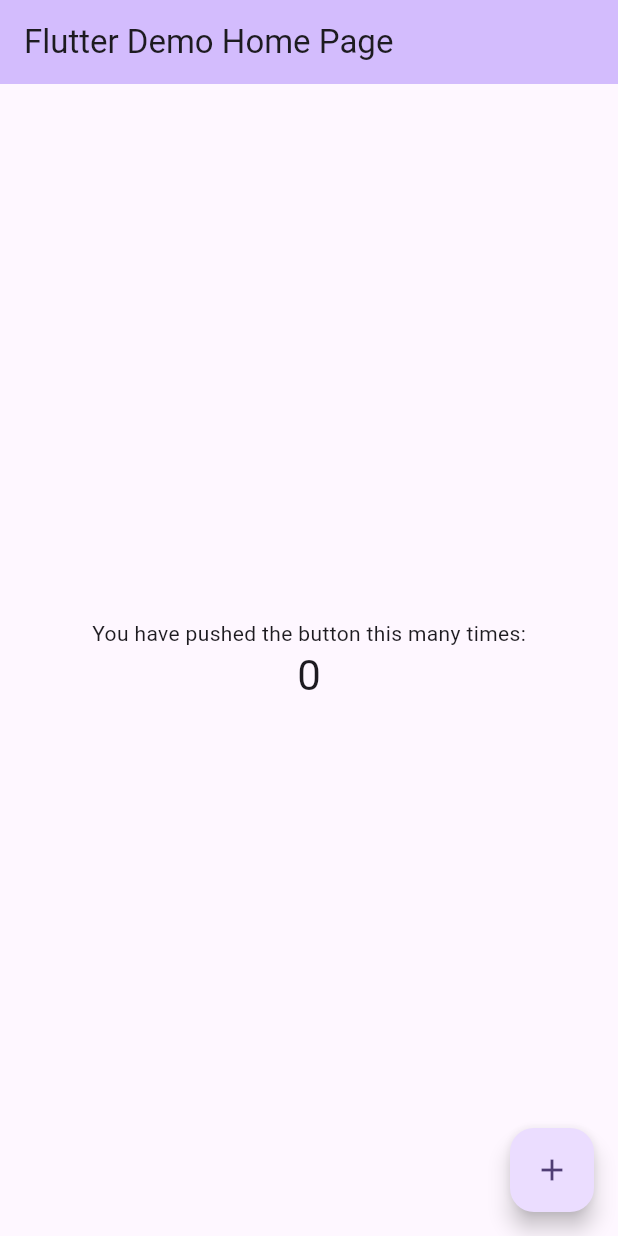
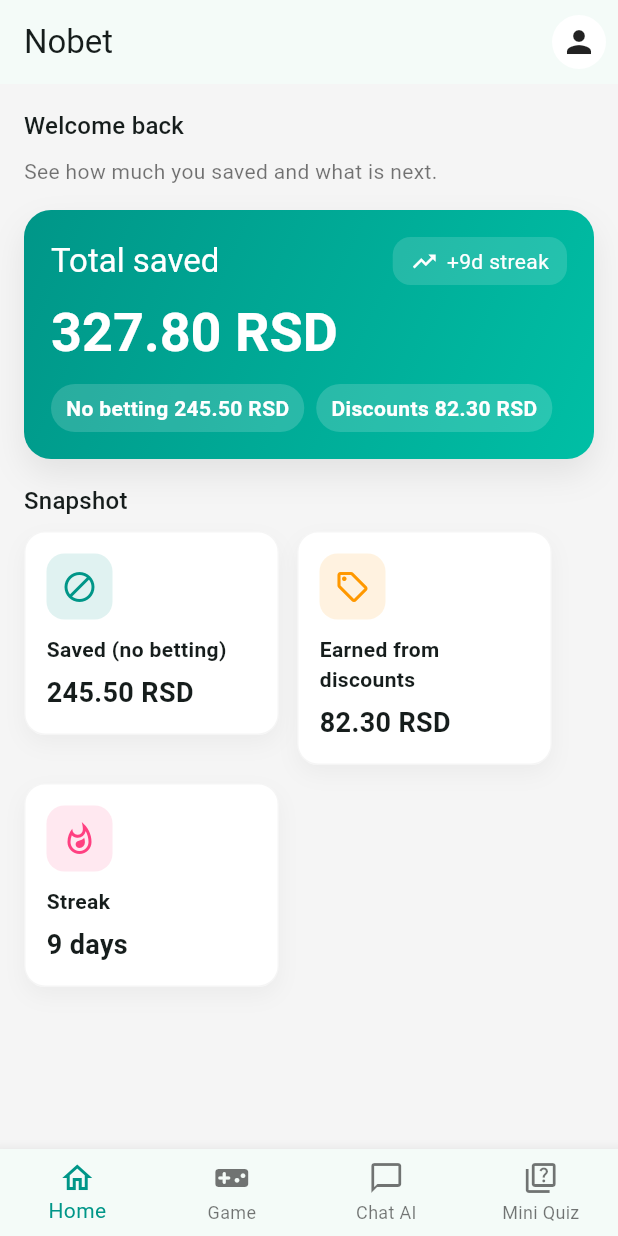
Before and after one commit to miksipiksic/nobet, a Flutter app: the screen it shows after launch, on a phone screen of 412 x 824 dp. Run offline on Flutter 3.47's test engine with Material 3 defaults, Android fonts, the phone set to English and light mode, and no system bars.

Commit message:
Add bottom navigation and English labels

```diff
--- a/lib/main.dart
+++ b/lib/main.dart
@@ -7,119 +7,299 @@ void main() {
 class MyApp extends StatelessWidget {
   const MyApp({super.key});
 
-  // This widget is the root of your application.
   @override
   Widget build(BuildContext context) {
     return MaterialApp(
-      title: 'Flutter Demo1',
+      title: 'Nobet',
       theme: ThemeData(
-        // This is the theme of your application.
-        //
-        // TRY THIS: Try running your application with "flutter run". You'll see
-        // the application has a purple toolbar. Then, without quitting the app,
-        // try changing the seedColor in the colorScheme below to Colors.green
-        // and then invoke "hot reload" (save your changes or press the "hot
-        // reload" button in a Flutter-supported IDE, or press "r" if you used
-        // the command line to start the app).
-        //
-        // Notice that the counter didn't reset back to zero; the application
-        // state is not lost during the reload. To reset the state, use hot
-        // restart instead.
-        //
-        // This works for code too, not just values: Most code changes can be
-        // tested with just a hot reload.
-        colorScheme: ColorScheme.fromSeed(seedColor: Colors.deepPurple),
+        colorScheme: ColorScheme.fromSeed(seedColor: Colors.teal),
+        scaffoldBackgroundColor: const Color(0xFFF5F5F5),
         useMaterial3: true,
       ),
-      home: const MyHomePage(title: 'Flutter Demo Home Page'),
+      home: const HomePage(),
     );
   }
 }
 
-class MyHomePage extends StatefulWidget {
-  const MyHomePage({super.key, required this.title});
-
-  // This widget is the home page of your application. It is stateful, meaning
-  // that it has a State object (defined below) that contains fields that affect
-  // how it looks.
-
-  // This class is the configuration for the state. It holds the values (in this
-  // case the title) provided by the parent (in this case the App widget) and
-  // used by the build method of the State. Fields in a Widget subclass are
-  // always marked "final".
-
-  final String title;
+class HomePage extends StatefulWidget {
+  const HomePage({super.key});
 
   @override
-  State<MyHomePage> createState() => _MyHomePageState();
+  State<HomePage> createState() => _HomePageState();
 }
 
-class _MyHomePageState extends State<MyHomePage> {
-  int _counter = 0;
-
-  void _incrementCounter() {
-    setState(() {
-      // This call to setState tells the Flutter framework that something has
-      // changed in this State, which causes it to rerun the build method below
-      // so that the display can reflect the updated values. If we changed
-      // _counter without calling setState(), then the build method would not be
-      // called again, and so nothing would appear to happen.
-      _counter++;
-    });
-  }
+class _HomePageState extends State<HomePage> {
+  final double savedBySkipping = 245.50;
+  final double earnedFromDiscounts = 82.30;
+  final int streakDays = 9;
+  int _selectedIndex = 0;
 
   @override
   Widget build(BuildContext context) {
-    // This method is rerun every time setState is called, for instance as done
-    // by the _incrementCounter method above.
-    //
-    // The Flutter framework has been optimized to make rerunning build methods
-    // fast, so that you can just rebuild anything that needs updating rather
-    // than having to individually change instances of widgets.
+    final theme = Theme.of(context);
     return Scaffold(
       appBar: AppBar(
-        // TRY THIS: Try changing the color here to a specific color (to
-        // Colors.amber, perhaps?) and trigger a hot reload to see the AppBar
-        // change color while the other colors stay the same.
-        backgroundColor: Theme.of(context).colorScheme.inversePrimary,
-        // Here we take the value from the MyHomePage object that was created by
-        // the App.build method, and use it to set our appbar title.
-        title: Text(widget.title),
+        elevation: 0,
+        title: Text(_pageTitle()),
+        actions: [
+          IconButton(
+            tooltip: 'Profile',
+            onPressed: () {},
+            icon: const CircleAvatar(
+              radius: 18,
+              backgroundColor: Colors.white,
+              child: Icon(Icons.person, color: Colors.black87),
+            ),
+          ),
+        ],
       ),
-      body: Center(
-        // Center is a layout widget. It takes a single child and positions it
-        // in the middle of the parent.
+      body: _buildBody(theme),
+      bottomNavigationBar: BottomNavigationBar(
+        type: BottomNavigationBarType.fixed,
+        currentIndex: _selectedIndex,
+        selectedItemColor: Colors.teal,
+        onTap: (index) => setState(() => _selectedIndex = index),
+        items: const [
+          BottomNavigationBarItem(icon: Icon(Icons.home_outlined), label: 'Home'),
+          BottomNavigationBarItem(icon: Icon(Icons.videogame_asset_rounded), label: 'Game'),
+          BottomNavigationBarItem(icon: Icon(Icons.chat_bubble_outline), label: 'Chat AI'),
+          BottomNavigationBarItem(icon: Icon(Icons.quiz_outlined), label: 'Mini Quiz'),
+        ],
+      ),
+    );
+  }
+
+  String _pageTitle() {
+    switch (_selectedIndex) {
+      case 1:
+        return 'Game';
+      case 2:
+        return 'Chat with AI';
+      case 3:
+        return 'Mini Quiz';
+      default:
+        return 'Nobet';
+    }
+  }
+
+  Widget _buildBody(ThemeData theme) {
+    if (_selectedIndex == 0) {
+      return SingleChildScrollView(
+        padding: const EdgeInsets.all(16),
         child: Column(
-          // Column is also a layout widget. It takes a list of children and
-          // arranges them vertically. By default, it sizes itself to fit its
-          // children horizontally, and tries to be as tall as its parent.
-          //
-          // Column has various properties to control how it sizes itself and
-          // how it positions its children. Here we use mainAxisAlignment to
-          // center the children vertically; the main axis here is the vertical
-          // axis because Columns are vertical (the cross axis would be
-          // horizontal).
-          //
-          // TRY THIS: Invoke "debug painting" (choose the "Toggle Debug Paint"
-          // action in the IDE, or press "p" in the console), to see the
-          // wireframe for each widget.
+          crossAxisAlignment: CrossAxisAlignment.start,
+          children: [
+            Text('Welcome back', style: theme.textTheme.titleMedium),
+            const SizedBox(height: 8),
+            Text(
+              'See how much you saved and what is next.',
+              style: theme.textTheme.bodyMedium?.copyWith(color: Colors.black54),
+            ),
+            const SizedBox(height: 16),
+            _overviewCard(),
+            const SizedBox(height: 16),
+            Text('Snapshot', style: theme.textTheme.titleMedium),
+            const SizedBox(height: 8),
+            Wrap(
+              spacing: 12,
+              runSpacing: 12,
+              children: [
+                _statCard(
+                  label: 'Saved (no betting)',
+                  value: _formatCurrency(savedBySkipping),
+                  icon: Icons.block,
+                  color: Colors.teal,
+                ),
+                _statCard(
+                  label: 'Earned from discounts',
+                  value: _formatCurrency(earnedFromDiscounts),
+                  icon: Icons.local_offer_outlined,
+                  color: Colors.orange,
+                ),
+                _statCard(
+                  label: 'Streak',
+                  value: '$streakDays days',
+                  icon: Icons.whatshot_outlined,
+                  color: Colors.pinkAccent,
+                ),
+              ],
+            ),
+          ],
+        ),
+      );
+    }
+
+    return Center(
+      child: Padding(
+        padding: const EdgeInsets.all(24),
+        child: Column(
           mainAxisAlignment: MainAxisAlignment.center,
-          children: <Widget>[
+          children: [
+            Icon(
+              _selectedIndex == 1
+                  ? Icons.videogame_asset_rounded
+                  : _selectedIndex == 2
+                      ? Icons.chat_bubble_outline
+                      : Icons.quiz_outlined,
+              size: 60,
+              color: Colors.teal,
+            ),
+            const SizedBox(height: 16),
+            Text(
+              _selectedIndex == 1
+                  ? 'Game area placeholder.'
+                  : _selectedIndex == 2
+                      ? 'Chat with AI placeholder.'
+                      : 'Mini quiz placeholder.',
+              style: const TextStyle(fontSize: 18, fontWeight: FontWeight.w600),
+              textAlign: TextAlign.center,
+            ),
+            const SizedBox(height: 12),
             const Text(
-              'You have pushed the button this many times:',
-            ),
-            Text(
-              '$_counter',
-              style: Theme.of(context).textTheme.headlineMedium,
+              'Connect this tab with your real screens or backend.',
+              textAlign: TextAlign.center,
             ),
           ],
         ),
       ),
-      floatingActionButton: FloatingActionButton(
-        onPressed: _incrementCounter,
-        tooltip: 'Increment',
-        child: const Icon(Icons.add),
-      ), // This trailing comma makes auto-formatting nicer for build methods.
     );
   }
+
+  Widget _overviewCard() {
+    final total = savedBySkipping + earnedFromDiscounts;
+    return Container(
+      width: double.infinity,
+      padding: const EdgeInsets.all(18),
+      decoration: BoxDecoration(
+        borderRadius: BorderRadius.circular(18),
+        gradient: const LinearGradient(
+          colors: [Color(0xFF009688), Color(0xFF00BFA5)],
+          begin: Alignment.topLeft,
+          end: Alignment.bottomRight,
+        ),
+        boxShadow: [
+          BoxShadow(
+            color: Colors.black.withOpacity(0.08),
+            blurRadius: 18,
+            offset: const Offset(0, 10),
+          ),
+        ],
+      ),
+      child: Column(
+        crossAxisAlignment: CrossAxisAlignment.start,
+        children: [
+          Row(
+            mainAxisAlignment: MainAxisAlignment.spaceBetween,
+            children: [
+              Text(
+                'Total saved',
+                style: Theme.of(context)
+                    .textTheme
+                    .titleLarge
+                    ?.copyWith(color: Colors.white),
+              ),
+              Container(
+                padding: const EdgeInsets.symmetric(horizontal: 12, vertical: 6),
+                decoration: BoxDecoration(
+                  color: Colors.white.withOpacity(0.14),
+                  borderRadius: BorderRadius.circular(12),
+                ),
+                child: Row(
+                  children: [
+                    const Icon(Icons.trending_up, color: Colors.white, size: 18),
+                    const SizedBox(width: 6),
+                    Text(
+                      '+${streakDays}d streak',
+                      style: const TextStyle(color: Colors.white),
+                    ),
+                  ],
+                ),
+              ),
+            ],
+          ),
+          const SizedBox(height: 10),
+          Text(
+            _formatCurrency(total),
+            style: Theme.of(context)
+                .textTheme
+                .displaySmall
+                ?.copyWith(color: Colors.white, fontWeight: FontWeight.bold),
+          ),
+          const SizedBox(height: 12),
+          Row(
+            children: [
+              _pill(text: 'No betting ${_formatCurrency(savedBySkipping)}'),
+              const SizedBox(width: 8),
+              _pill(text: 'Discounts ${_formatCurrency(earnedFromDiscounts)}'),
+            ],
+          ),
+        ],
+      ),
+    );
+  }
+
+  Widget _pill({required String text}) {
+    return Container(
+      padding: const EdgeInsets.symmetric(horizontal: 10, vertical: 6),
+      decoration: BoxDecoration(
+        color: Colors.white.withOpacity(0.16),
+        borderRadius: BorderRadius.circular(30),
+      ),
+      child: Text(
+        text,
+        style: const TextStyle(color: Colors.white, fontWeight: FontWeight.w600),
+      ),
+    );
+  }
+
+  Widget _statCard({
+    required String label,
+    required String value,
+    required IconData icon,
+    required Color color,
+  }) {
+    return Container(
+      width: 170,
+      padding: const EdgeInsets.all(14),
+      decoration: BoxDecoration(
+        color: Colors.white,
+        borderRadius: BorderRadius.circular(14),
+        border: Border.all(color: Colors.black.withOpacity(0.04)),
+        boxShadow: [
+          BoxShadow(
+            color: Colors.black.withOpacity(0.04),
+            blurRadius: 12,
+            offset: const Offset(0, 6),
+          ),
+        ],
+      ),
+      child: Column(
+        crossAxisAlignment: CrossAxisAlignment.start,
+        children: [
+          Container(
+            padding: const EdgeInsets.all(10),
+            decoration: BoxDecoration(
+              color: color.withOpacity(0.12),
+              borderRadius: BorderRadius.circular(12),
+            ),
+            child: Icon(icon, color: color),
+          ),
+          const SizedBox(height: 10),
+          Text(label, style: const TextStyle(fontWeight: FontWeight.w600)),
+          const SizedBox(height: 6),
+          Text(
+            value,
+            style: const TextStyle(
+              fontSize: 18,
+              fontWeight: FontWeight.bold,
+            ),
+          ),
+        ],
+      ),
+    );
+  }
+
+  String _formatCurrency(double value) {
+    return '${value.toStringAsFixed(2)} RSD';
+  }
 }
```
